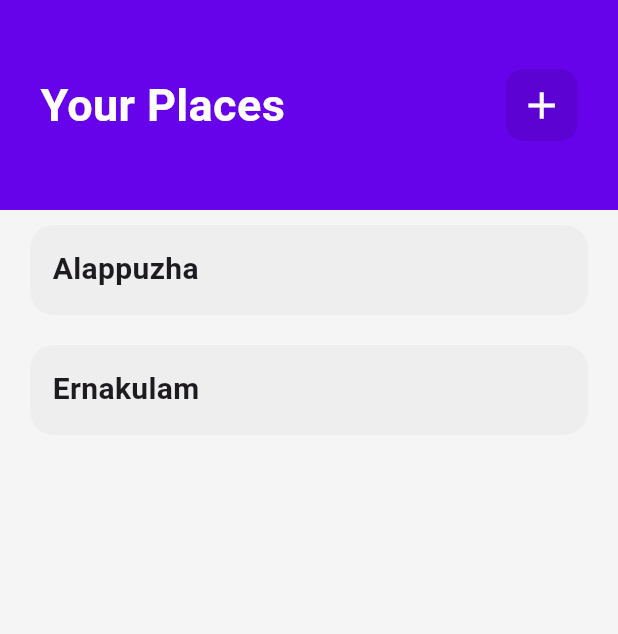
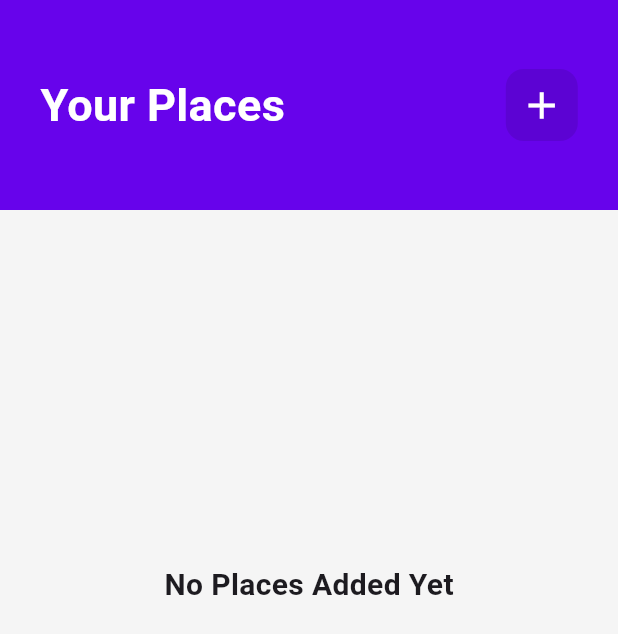
Before and after one commit to REDHUN/favorite-place-app-, a Flutter app: the screen it shows after launch, on a phone screen of 412 x 824 dp. Shown: the top 634 px of the screen. Run offline on Flutter 3.47's test engine with Material 3 defaults, Android fonts, the phone set to English and light mode, and no system bars; our stand-ins replace flutter_riverpod, google_fonts.

Commit message:
riverpod state management added and place details screen added

```diff
--- a/lib/data/dummy_place.dart
+++ b/lib/data/dummy_place.dart
@@ -1,6 +1,6 @@
 import 'package:favoriteplace/models/place.dart';
 
 final placeList = [
-  Places(id: 1, name: 'Alappuzha'),
-  Places(id: 2, name: 'Ernakulam'),
+  Places(name: 'Alappuzha'),
+  Places(name: 'Ernakulam'),
 ];
--- a/lib/main.dart
+++ b/lib/main.dart
@@ -1,13 +1,14 @@
 import 'package:favoriteplace/screens/places_screen.dart';
 import 'package:flutter/material.dart';
 import 'package:flutter/services.dart';
+import 'package:flutter_riverpod/flutter_riverpod.dart';
 
 import 'package:google_fonts/google_fonts.dart';
 
 final colorScheme = ColorScheme.fromSeed(
   brightness: Brightness.light,
   seedColor: const Color.fromARGB(255, 102, 6, 247),
-  background: Color.fromRGBO(248, 248, 248, 0.986),
+  background: const Color.fromRGBO(248, 248, 248, 0.986),
 );
 
 final theme = ThemeData().copyWith(
@@ -29,7 +30,7 @@ final theme = ThemeData().copyWith(
 
 void main() {
   runApp(
-    const MyApp(),
+    const ProviderScope(child: MyApp()),
   );
 }
 
--- a/lib/models/place.dart
+++ b/lib/models/place.dart
@@ -1,6 +1,10 @@
+import 'package:uuid/uuid.dart';
+
+const uuid = Uuid();
+
 class Places {
-  Places({required this.id, required this.name});
+  Places({required this.name}) : id = uuid.v4();
 
   String name;
-  int id;
+  String id;
 }
--- /dev/null
+++ b/lib/providers/user_places.dart
@@ -0,0 +1,16 @@
+import 'package:favoriteplace/models/place.dart';
+
+import 'package:flutter_riverpod/flutter_riverpod.dart';
+
+class UserPlacesNotifier extends StateNotifier<List<Places>> {
+  UserPlacesNotifier() : super(const []);
+
+  void addPlace(String title) {
+    final newPlace = Places(name: title);
+    state = [newPlace, ...state];
+  }
+}
+
+final userplacesProvider =
+    StateNotifierProvider<UserPlacesNotifier, List<Places>>(
+        (ref) => UserPlacesNotifier());
--- a/lib/screens/places_screen.dart
+++ b/lib/screens/places_screen.dart
@@ -1,23 +1,16 @@
-import 'package:favoriteplace/data/dummy_place.dart';
+import 'package:favoriteplace/providers/user_places.dart';
+import 'package:favoriteplace/widgets/places_list.dart';
 import 'package:favoriteplace/screens/new_place.dart';
 
 import 'package:flutter/material.dart';
+import 'package:flutter_riverpod/flutter_riverpod.dart';
 
-class PlacesScreen extends StatefulWidget {
+class PlacesScreen extends ConsumerWidget {
   const PlacesScreen({super.key});
 
   @override
-  State<PlacesScreen> createState() => _PlacesScreenState();
-}
-
-class _PlacesScreenState extends State<PlacesScreen> {
-  void _addPlace() {
-    Navigator.of(context)
-        .push(MaterialPageRoute(builder: (ctx) => const NewPlace()));
-  }
-
-  @override
-  Widget build(BuildContext context) {
+  Widget build(BuildContext context, WidgetRef ref) {
+    final userPlaces = ref.watch(userplacesProvider);
     return Scaffold(
       body: Column(
         children: [
@@ -45,7 +38,10 @@ class _PlacesScreenState extends State<PlacesScreen> {
                       color: Colors.black.withOpacity(.1),
                       borderRadius: BorderRadius.circular(12)),
                   child: IconButton(
-                      onPressed: _addPlace,
+                      onPressed: () {
+                        Navigator.of(context).push(MaterialPageRoute(
+                            builder: (ctx) => const NewPlace()));
+                      },
                       icon: const Icon(
                         Icons.add,
                         color: Colors.white,
@@ -55,36 +51,7 @@ class _PlacesScreenState extends State<PlacesScreen> {
               ],
             ),
           ),
-          Expanded(
-            child: ListView.builder(
-                itemCount: placeList.length,
-                itemBuilder: (ctx, index) => InkWell(
-                      onTap: () {},
-                      child: Container(
-                        width: double.infinity,
-                        decoration: const BoxDecoration(),
-                        child: Row(
-                          children: [
-                            Container(
-                                margin: const EdgeInsets.symmetric(
-                                    horizontal: 20, vertical: 10),
-                                padding: const EdgeInsets.all(15),
-                                height: 60,
-                                width: MediaQuery.of(context).size.width - 40,
-                                decoration: BoxDecoration(
-                                    color: Colors.grey.shade200,
-                                    borderRadius: BorderRadius.circular(16)),
-                                child: Text(
-                                  placeList[index].name.toString(),
-                                  style: const TextStyle(
-                                      fontSize: 20,
-                                      fontWeight: FontWeight.bold),
-                                ))
-                          ],
-                        ),
-                      ),
-                    )),
-          )
+          PlacesList(places: userPlaces),
         ],
       ),
       backgroundColor: Colors.grey[100],
--- /dev/null
+++ b/lib/widgets/places_list.dart
@@ -0,0 +1,57 @@
+import 'package:favoriteplace/data/dummy_place.dart';
+import 'package:favoriteplace/models/place.dart';
+import 'package:favoriteplace/screens/place_details.dart';
+import 'package:flutter/material.dart';
+
+class PlacesList extends StatelessWidget {
+  const PlacesList({super.key, required this.places});
+  final List<Places> places;
+
+  @override
+  Widget build(BuildContext context) {
+    if (places.isEmpty) {
+      return Container(
+        height: 500,
+        child: const Center(
+          child: Text(
+            'No Places Added Yet',
+            style: TextStyle(fontSize: 20, fontWeight: FontWeight.bold),
+          ),
+        ),
+      );
+    }
+    return Expanded(
+      child: ListView.builder(
+          itemCount: places.length,
+          itemBuilder: (ctx, index) => InkWell(
+                onTap: () {
+                  Navigator.of(context).push(MaterialPageRoute(
+                      builder: (ctx) =>
+                          PlaceDetailScreen(placeTilte: places[index].name)));
+                },
+                child: Container(
+                  width: double.infinity,
+                  decoration: const BoxDecoration(),
+                  child: Row(
+                    children: [
+                      Container(
+                          margin: const EdgeInsets.symmetric(
+                              horizontal: 20, vertical: 10),
+                          padding: const EdgeInsets.all(15),
+                          height: 60,
+                          width: MediaQuery.of(context).size.width - 40,
+                          decoration: BoxDecoration(
+                              color: Colors.grey.shade200,
+                              borderRadius: BorderRadius.circular(16)),
+                          child: Text(
+                            places[index].name.toString(),
+                            style: const TextStyle(
+                                fontSize: 20, fontWeight: FontWeight.bold),
+                          ))
+                    ],
+                  ),
+                ),
+              )),
+    );
+  }
+}
--- a/pubspec.yaml
+++ b/pubspec.yaml
@@ -36,6 +36,8 @@ dependencies:
   # Use with the CupertinoIcons class for iOS style icons.
   cupertino_icons: ^1.0.2
   google_fonts: ^6.1.0
+  uuid: ^4.2.2
+  flutter_riverpod: ^2.4.9
 
 dev_dependencies:
   flutter_test:
```
Also changed, not shown: lib/screens/new_place.dart (+15 -4 lines), lib/screens/place_details.dart (added, +56 -0 lines), pubspec.lock.
